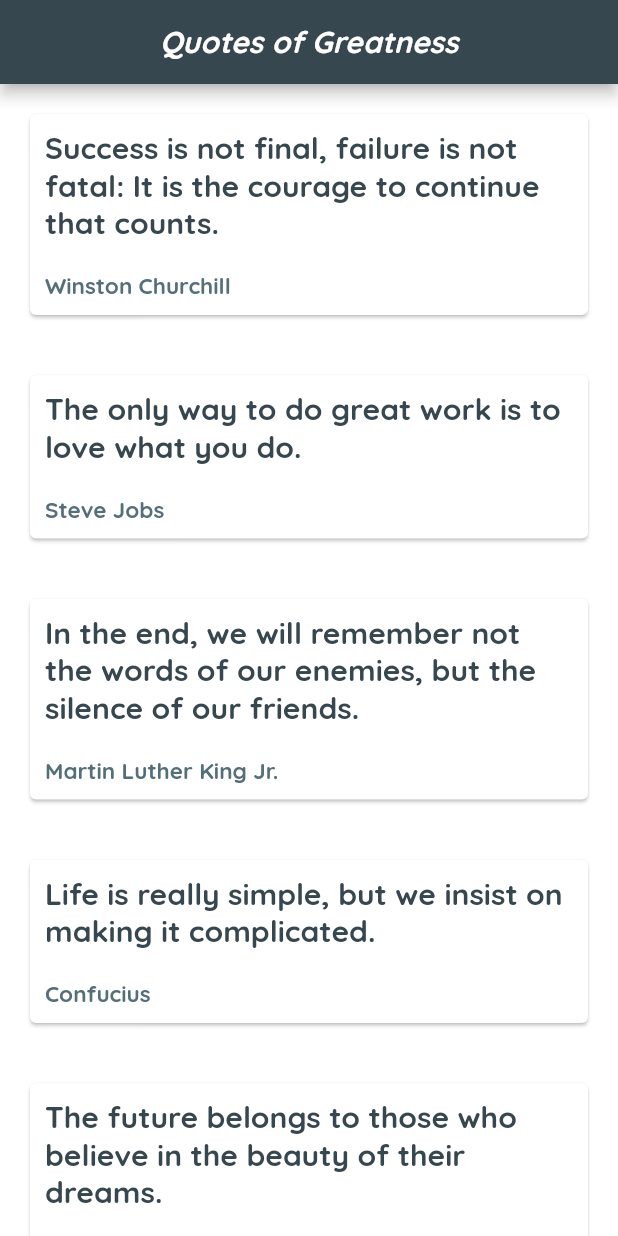
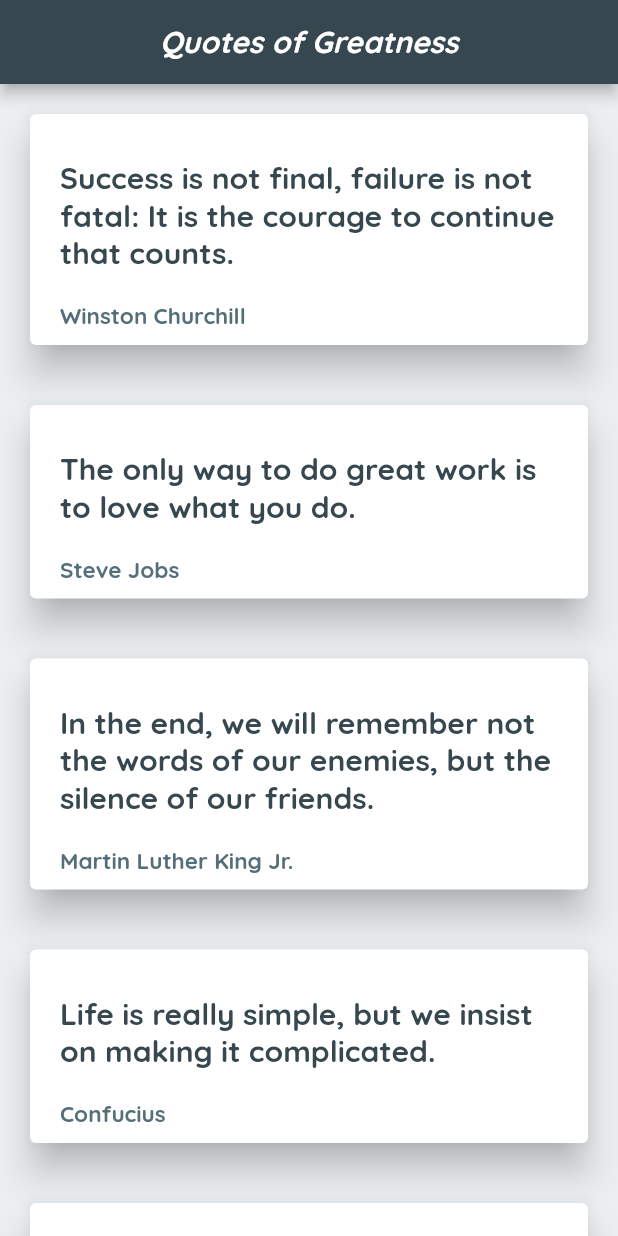
Before and after one commit to CovenantJunior/quote_list, a Flutter app: the screen it shows after launch, on a phone screen of 412 x 824 dp. Run offline on Flutter 3.47's test engine with Material 2 defaults, Android fonts, the phone set to English and light mode, and no system bars.

Commit message:
Elevation, Padding, Background

```diff
--- a/lib/main.dart
+++ b/lib/main.dart
@@ -97,9 +97,10 @@
 
   Widget quoteCard(quote) {
     return Card(
+      elevation: 10,
       margin: const EdgeInsetsDirectional.all(20),
       child: Padding(
-        padding: const EdgeInsets.all(10.0),
+        padding: const EdgeInsets.fromLTRB(20.0,30.0, 10.0, 10.0),
         child: Column(
           crossAxisAlignment: CrossAxisAlignment.stretch,
           children: <Widget>[
@@ -133,7 +134,7 @@
   @override
   Widget build(BuildContext context) {
     return Scaffold(
-      backgroundColor: Colors.white,
+      backgroundColor: Colors.blueGrey[50],
       appBar: AppBar(
         title: const Text('Quotes of Greatness'),
         centerTitle: true,
```
